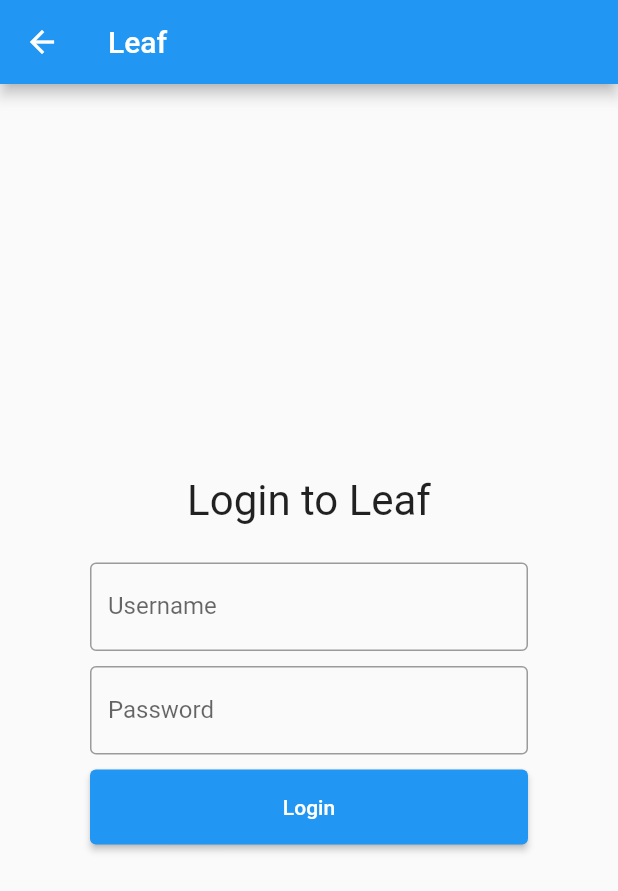
After one commit to GeorgeRNG/LeafWatch, a Flutter app: the screen it shows after launch, after a tap on "Leaf", on a phone screen of 412 x 824 dp. The commit adds this screen. Shown: the top 891 px of the screen. Run offline on Flutter 3.47's test engine with Material 2 defaults, Android fonts, the phone set to English and light mode, and no system bars; our stand-ins replace flutter_secure_storage, shared_preferences; missing offline and left inert: dartcarwings.

Commit message:
✨ Login page

```diff
--- /dev/null
+++ b/lib/accounts.dart
@@ -0,0 +1,23 @@
+import 'package:flutter_secure_storage/flutter_secure_storage.dart';
+import 'package:leafwatch/remote.dart';
+
+class Accounts {
+  static Accounts instance = Accounts();
+
+  var accounts = <Account>[];
+  Accounts() {
+    const storage = FlutterSecureStorage();
+    print(storage);
+    storage.read(key: "leaf");
+  }
+
+  addAccount(AccountType type, String username, String password) async {
+    if (type == AccountType.leaf) {
+      Leaf account = await Leaf.login(username, password);
+    }
+  }
+}
+
+class Account {}
+
+enum AccountType { leaf }
--- /dev/null
+++ b/lib/login.dart
@@ -0,0 +1,146 @@
+import 'package:flutter/material.dart';
+import 'package:leafwatch/accounts.dart';
+import 'package:leafwatch/main.dart';
+
+class LoginWidget extends StatefulWidget {
+  const LoginWidget({super.key});
+
+  @override
+  State<LoginWidget> createState() => _LoginState();
+}
+
+class _LoginState extends State<LoginWidget> {
+  @override
+  Widget build(BuildContext context) {
+    return Center(
+      child: Column(
+        mainAxisAlignment: MainAxisAlignment.center,
+        children: [
+          const Text(
+            "Login",
+            textScaleFactor: 3,
+          ),
+          Padding(
+            padding: const EdgeInsets.all(16),
+            child: Column(
+              children: [
+                ElevatedButton(
+                  child: const Text("Leaf"),
+                  onPressed: () {
+                    Navigator.push(
+                        context,
+                        MaterialPageRoute(
+                            builder: (context) => const LoginScreenWidget(
+                                  title: "Leaf",
+                                )));
+                  },
+                )
+              ],
+            ),
+          )
+        ],
+      ),
+    );
+  }
+}
+
+class LoginScreenWidget extends StatefulWidget {
+  const LoginScreenWidget({super.key, required this.title});
+
+  final String title;
+
+  @override
+  State<LoginScreenWidget> createState() => _LoginScreenState();
+}
+
+class _LoginScreenState extends State<LoginScreenWidget> {
+  TextEditingController nameController = TextEditingController();
+  TextEditingController passwordController = TextEditingController();
+  bool _buttonEnabled = true;
+  // Navigator.of(context)
+
+  @override
+  Widget build(context) {
+    var page = Navigator.of(context);
+    return Scaffold(
+      appBar: AppBar(title: Text(widget.title)),
+      body: Container(
+          alignment: Alignment.center,
+          padding: const EdgeInsets.all(10),
+          child: Column(
+            mainAxisAlignment: MainAxisAlignment.center,
+            children: [
+              Text(
+                "Login to ${widget.title}",
+                textScaleFactor: 2,
+              ),
+              Container(
+                padding: const EdgeInsets.only(left: 50, right: 50, top: 25),
+                child: Column(children: [
+                  // TODO: Use password manager compatible fields
+                  SizedBox(
+                    width: 500,
+                    child: TextField(
+                      controller: nameController,
+                      decoration: const InputDecoration(
+                          border: OutlineInputBorder(), labelText: "Username"),
+                    ),
+                  ),
+                  Container(
+                    width: 500,
+                    padding: const EdgeInsets.only(top: 10, bottom: 10),
+                    child: TextField(
+                      controller: passwordController,
+                      obscureText: true,
+                      decoration: const InputDecoration(
+                          border: OutlineInputBorder(), labelText: "Password"),
+                    ),
+                  ),
+                  SizedBox(
+                      width: 500,
+                      height: 50,
+                      child: ElevatedButton(
+                        onPressed: !_buttonEnabled
+                            ? null
+                            : () async {
+                                setState(() {
+                                  _buttonEnabled = false;
+                                });
+                                try {
+                                  await Accounts.instance.addAccount(
+                                      AccountType.leaf,
+                                      nameController.text,
+                                      passwordController.text);
+
+                                  page.pop();
+                                  return;
+                                } catch (ignored) {
+                                  setState(() {
+                                    _buttonEnabled = false;
+                                  });
+                                  showDialog(
+                                      context: context,
+                                      builder: (context) => AlertDialog(
+                                            content: const Text(
+                                                "An error occurred whilst logging, maybe you misspelt your username or password?"),
+                                            actions: [
+                                              TextButton(
+                                                  onPressed: () =>
+                                                      Navigator.pop(context),
+                                                  child: const Text("OK"))
+                                            ],
+                                          ));
+                                }
+                                setState(() {
+                                  _buttonEnabled = true;
+                                });
+                              },
+                        child: const Text('Login'),
+                      )),
+                ]),
+              )
+            ],
+          )),
+    );
+  }
+}
--- a/lib/main.dart
+++ b/lib/main.dart
@@ -1,6 +1,8 @@
 import 'dart:developer';
 
 import 'package:flutter/material.dart';
+import 'package:flutter_secure_storage/flutter_secure_storage.dart';
+import 'package:leafwatch/login.dart';
 import 'package:leafwatch/shared.dart';
 import 'package:leafwatch/vehicle.dart';
 import 'package:leafwatch/remote.dart';
@@ -32,6 +34,11 @@ class MyHomePage extends StatefulWidget {
 
   final String title;
 
+  // test() {
+  //   var test = PageView();
+  //   test.physics = ScrollPhysics().
+  // }
+
   @override
   State<MyHomePage> createState() => MyHomePageState();
 }
@@ -46,9 +53,8 @@ class MyHomePageState extends State<MyHomePage> {
       ),
       body: (PageView(
         scrollDirection: Axis.vertical,
-        children: [
-          VehicleWidget(vehicle: testVehicle),
-          VehicleWidget(vehicle: testVehicle),
+        children: const [
+          LoginWidget(),
         ],
       )),
     );
--- a/lib/vehicle.dart
+++ b/lib/vehicle.dart
@@ -1,6 +1,5 @@
 import 'package:flutter/material.dart';
 import 'package:leafwatch/remote.dart';
-import 'package:leafwatch/secrets.dart';
 
 class Vehicle {
   Vehicle({required this.name, required this.username, required this.password});
@@ -49,9 +48,7 @@ class _VehicleState extends State<VehicleWidget> {
   @override
   Widget build(BuildContext context) {
     return TextButton(
-        onPressed: () {
-          print(Leaf.login(username, password));
-        },
+        onPressed: () {},
         child: Center(
           child: Column(
             children: [
```
Also changed, not shown: 1 other file.
